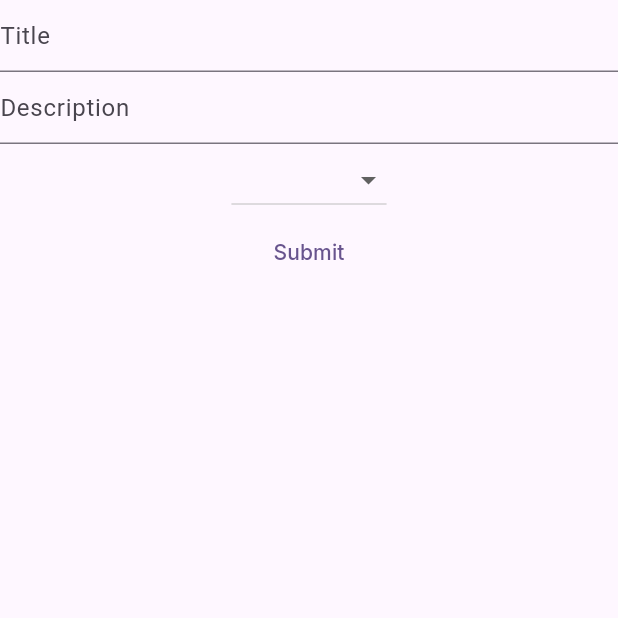
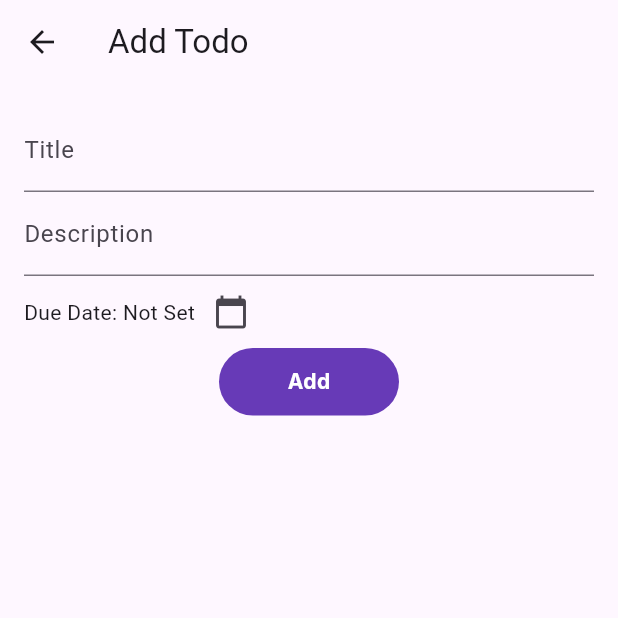
Before and after one commit to ajeetkumarsah/Todo-App, a Flutter app: the TodoFormScreen screen opened directly, on a phone screen of 412 x 824 dp, the top half of it. Run offline on Flutter 3.47's test engine with Material 3 defaults, Android fonts, the phone set to English and light mode, and no system bars; our stand-ins replace get, google_fonts, hive, hive_flutter; accounts and stored records are empty.

Commit message:
final push

```diff
--- a/lib/data/model/todo_model.dart
+++ b/lib/data/model/todo_model.dart
@@ -1,26 +1,39 @@
-class ToDoModel {
-  final String? title;
-  final String? description;
-  final String? status;
-  final DateTime dueDate;
+import 'package:hive/hive.dart';
 
-  ToDoModel(
-      {required this.title,
-      required this.description,
-      required this.status,
-      required this.dueDate});
+part 'todo_model.g.dart';
 
-  factory ToDoModel.fromJson(Map<String, dynamic> json) => ToDoModel(
-        title: json["title"],
-        description: json["description"],
-        status: json["status"],
-        dueDate: json["dueDate"],
-      );
+@HiveType(typeId: 0)
+class ToDoModel extends HiveObject {
+  @HiveField(0)
+  late String title;
 
-  Map<String, dynamic> toJson() => {
-        "title": title,
-        "description": description,
-        "status": status,
-        "dueDate": dueDate,
-      };
+  @HiveField(1)
+  String? description;
+
+  @HiveField(2)
+  DateTime? dueDate;
+
+  @HiveField(3)
+  bool isCompleted = false;
+
+  @HiveField(4)
+  DateTime? createdAt;
+
+  @HiveField(5)
+  TodoStatus status = TodoStatus.todo;
 }
+
+@HiveType(typeId: 1)
+enum TodoStatus {
+  @HiveField(0)
+  todo,
+
+  @HiveField(1)
+  active,
+
+  @HiveField(2)
+  inProgress,
+
+  @HiveField(3)
+  completed,
+}
--- a/lib/views/screens/todo_form_screen.dart
+++ b/lib/views/screens/todo_form_screen.dart
@@ -1,75 +1,109 @@
 import 'package:flutter/material.dart';
-import 'package:flutter/widgets.dart';
 import 'package:get/get.dart';
 import 'package:google_fonts/google_fonts.dart';
 import 'package:todo_app/controllers/todo_controller.dart';
+import 'package:todo_app/data/model/todo_model.dart';
 
+// ignore: must_be_immutable
 class TodoFormScreen extends StatelessWidget {
-  TodoFormScreen({super.key});
-  final GlobalKey<FormState> _formKey = GlobalKey<FormState>();
+  final ToDoModel? todo;
 
-  final TextEditingController _titleCtlr = TextEditingController();
-  final TextEditingController _descCtlr = TextEditingController();
+  TodoFormScreen({super.key, this.todo});
+
+  final TodoController controller = Get.find();
+
+  final titleController = TextEditingController();
+  final descriptionController = TextEditingController();
+  DateTime? selectedDate;
 
   @override
   Widget build(BuildContext context) {
+    if (todo != null) {
+      titleController.text = todo!.title;
+      descriptionController.text = todo!.description ?? '';
+      selectedDate = todo!.dueDate;
+    }
+
     return Scaffold(
-      body: GetBuilder<TodoController>(
-        init: TodoController(),
-        initState: (_) {},
-        builder: (ctlr) {
-          return Form(
-            key: _formKey,
+      appBar: AppBar(
+        title: Text(todo == null ? 'Add Todo' : 'Edit Todo'),
+      ),
+      body: Padding(
+        padding: const EdgeInsets.all(16.0),
         child: Column(
           children: [
             TextFormField(
-                  controller: _titleCtlr,
-                  decoration: const InputDecoration(
-                    hintText: 'Title',
+              controller: titleController,
+              decoration: const InputDecoration(labelText: 'Title'),
             ),
-                  validator: (value) {
-                    if (value!.isNotEmpty) return null;
-                    return 'Field can\'t be empty';
+            TextFormField(
+              controller: descriptionController,
+              decoration: const InputDecoration(labelText: 'Description'),
+            ),
+            // DropdownButton<String>(
+            //   value: controller.selectedStatus,
+            //   items: controller.todoStatus
+            //       .map((String v) => DropdownMenuItem<String>(
+            //             value: v,
+            //             child: Text(v),
+            //           ))
+            //       .toList(),
+            //   onChanged: (v) {},
+            // ),
+            Row(
+              children: [
+                Text(
+                    'Due Date: ${selectedDate != null ? selectedDate!.toLocal().toString().split(' ')[0] : 'Not Set'}'),
+                IconButton(
+                  icon: const Icon(Icons.calendar_today),
+                  onPressed: () async {
+                    selectedDate = await showDatePicker(
+                      context: context,
+                      initialDate: selectedDate ?? DateTime.now(),
+                      firstDate: DateTime(2000),
+                      lastDate: DateTime(2100),
+                    );
                   },
                 ),
-                TextFormField(
-                  controller: _descCtlr,
-                  decoration: const InputDecoration(
-                    hintText: 'Description',
+              ],
+            ),
+            GestureDetector(
+              onTap: () {
+                final newTodo = todo ?? ToDoModel();
+                newTodo.title = titleController.text;
+                newTodo.description = descriptionController.text;
+                newTodo.dueDate = selectedDate;
+                newTodo.isCompleted = todo?.isCompleted ?? false;
+                newTodo.createdAt = todo?.createdAt ?? DateTime.now();
+                newTodo.status = TodoStatus.active;
+
+                if (todo == null) {
+                  controller.addTodo(newTodo);
+                } else {
+                  newTodo.save();
+                  controller.todoLists.refresh();
+                }
+
+                Get.back();
+              },
+              child: Container(
+                height: 45,
+                width: 120,
+                decoration: BoxDecoration(
+                  borderRadius: BorderRadius.circular(100),
+                  color: Colors.deepPurple,
+                ),
+                child: Center(
+                  child: Text(
+                    'Add',
+                    style: GoogleFonts.inter(
+                        color: Colors.white, fontWeight: FontWeight.bold),
                   ),
                 ),
-                DropdownButton<String>(
-                  value: ctlr.selectedStatus,
-                  items: ctlr.todoStatus
-                      .map((String v) => DropdownMenuItem<String>(
-                            value: v,
-                            child: Text(v),
-                          ))
-                      .toList(),
-                  onChanged: (v) {},
-                ),
-                TextButton(
-                  onPressed: () {
-                    if (_formKey.currentState!.validate()) {
-                      //
-                      ctlr.addTodo(
-                        title: _titleCtlr.text,
-                        decs: _descCtlr.text,
-                      );
-                    } else {
-                      Get.showSnackbar(const GetSnackBar(
-                          title: 'Enter the required fields!'));
-                    }
-                  },
-                  child: Text(
-                    'Submit',
-                    style: GoogleFonts.inter(),
               ),
             ),
           ],
         ),
-          );
-        },
       ),
     );
   }
--- a/pubspec.yaml
+++ b/pubspec.yaml
@@ -39,6 +39,8 @@ dependencies:
   google_fonts: ^6.2.1
   hive: ^2.2.3
   path_provider: ^2.1.4
+  hive_flutter: ^1.1.0
+
 
 dev_dependencies:
   flutter_test:
@@ -50,6 +52,8 @@ dev_dependencies:
 
 
   flutter_lints: ^4.0.0
+  hive_generator: ^2.0.1
+  build_runner: ^2.4.12
 
 
 
```
Also changed, not shown: lib/controllers/todo_controller.dart (+22 -21 lines), lib/main.dart (+8 -3 lines), lib/views/screens/todo_screen.dart (+37 -46 lines), lib/data/model/todo_model.g.dart (added), pubspec.lock. Lines whose indentation alone changed are shown as unchanged.
